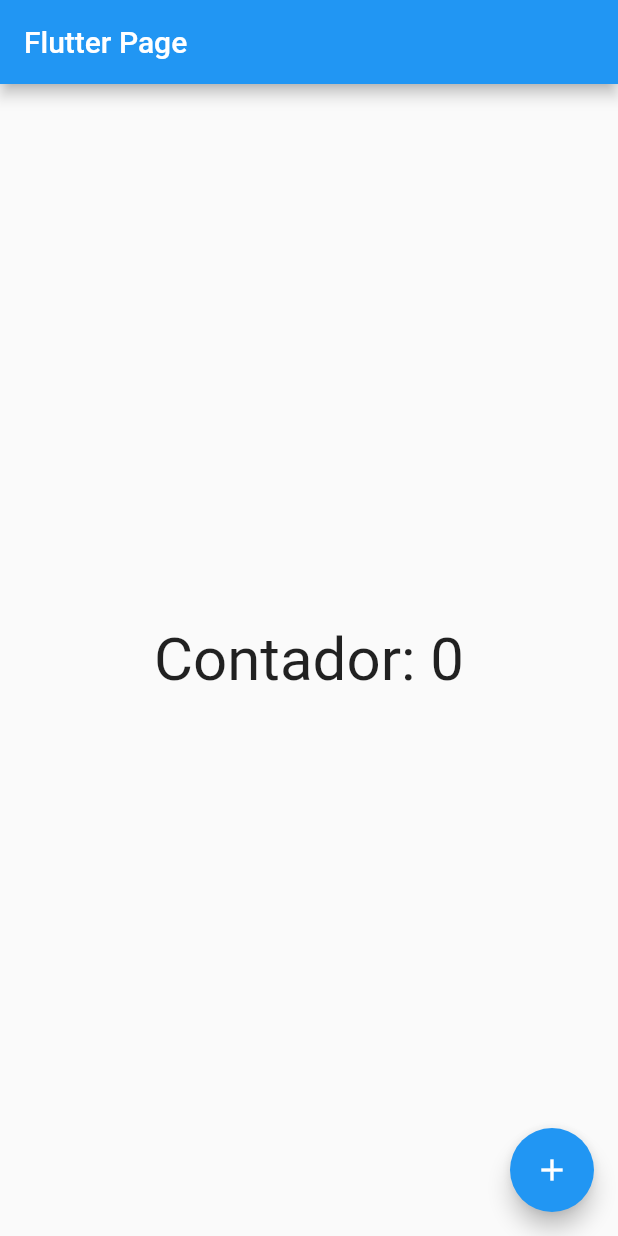
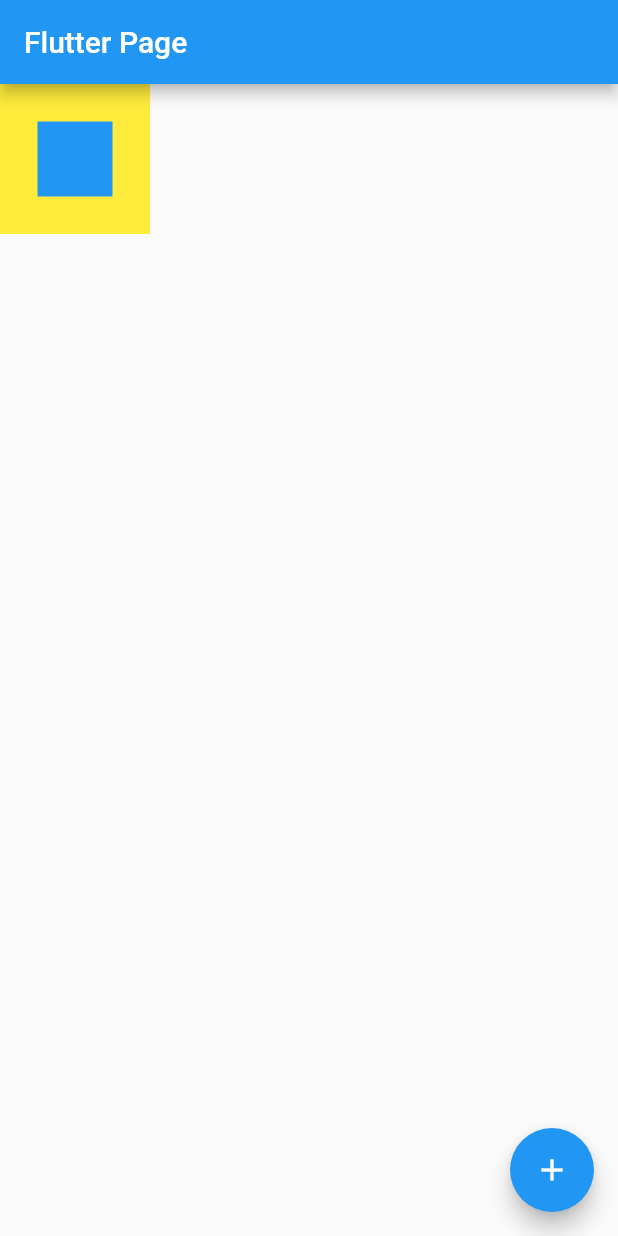
Before and after one commit to hacles100/TutorialCompletoFlutter, a Flutter app: the screen it shows after launch, on a phone screen of 412 x 824 dp. Run offline on Flutter 3.47's test engine with Material 2 defaults, Android fonts, the phone set to English and light mode, and no system bars.

Commit message:
single render

```diff
--- a/first/lib/home_page.dart
+++ b/first/lib/home_page.dart
@@ -18,22 +18,18 @@ class _HomePageState extends State<HomePage> {
       appBar: AppBar(
         title: const Text('Flutter Page'),
       ),
-      body:  Center(
-        child: GestureDetector(
-        child: Text(
-          'Contador: $counter',
-          style: const TextStyle(
-            fontSize: 40,
+      body: Container(
+        height: 100,
+        width: 100,
+        color: Colors.yellow,
+          child: Center(
+            child: Container(
+              height: 50,
+              width: 50,
+              color: Colors.blue,
+            ),
           ),
-          ),
-          onTap: () {
-            setState(() {
-               counter++;
-            });
-            print('$counter');
-          },
-         ),
-       ),
+        ),
        floatingActionButton: FloatingActionButton(
         child: const Icon(Icons.add),
         onPressed: () {
```
